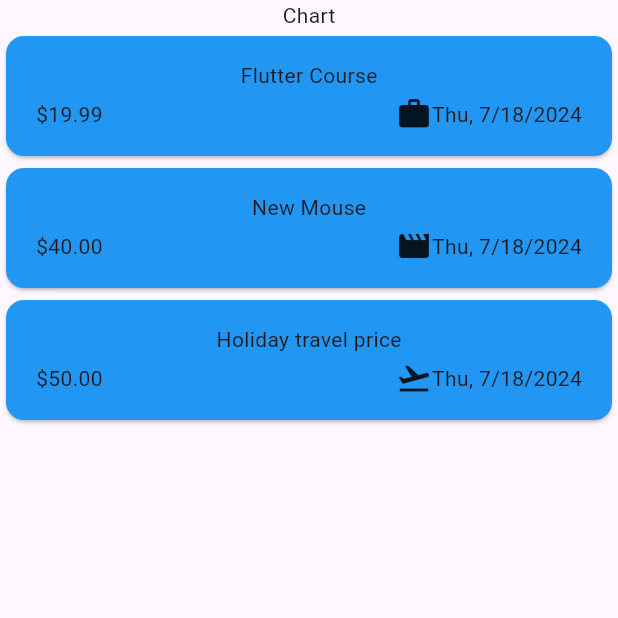
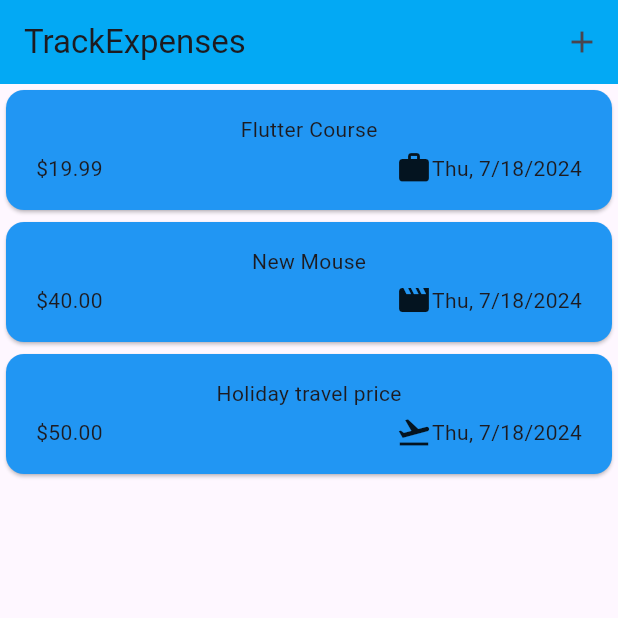
Before and after one commit to rebertiger/trackexpenses, a Flutter app: the screen it shows after launch, on a phone screen of 412 x 824 dp, the top half of it. Run offline on Flutter 3.47's test engine with Material 3 defaults, Android fonts, the light colour scheme and no system bars; our stand-ins replace toast.

Commit message:
Base functions are done now.
Add expenses, delete expenses, list expenses etc. done.  But theming left.

```diff
--- a/lib/widgets/expenses.dart
+++ b/lib/widgets/expenses.dart
@@ -1,7 +1,8 @@
 import 'package:flutter/material.dart';
-import 'package:flutter/widgets.dart';
+import 'package:toast/toast.dart';
 import 'package:trackexpenses/widgets/expenses_list/expenses_list.dart';
 import 'package:trackexpenses/models/expense.dart';
+import 'package:trackexpenses/widgets/new_expense.dart';
 
 class Expenses extends StatefulWidget {
   const Expenses({super.key});
@@ -12,7 +13,7 @@ class Expenses extends StatefulWidget {
 }
 
 class _ExpensesState extends State<Expenses> {
-  final List<Expense> _registeredExpenses = [
+  final List<Expense> registeredExpenses = [
     Expense(
         title: "Flutter Course",
         amount: 19.99,
@@ -30,13 +31,62 @@ class _ExpensesState extends State<Expenses> {
         category: Category.travel),
   ];
 
+  void _openAddExpenseOverlay() {
+    showModalBottomSheet(
+      isScrollControlled: true,
+      context: context,
+      builder: (ctx) => NewExpense(
+        onAddExpense: _addExpense,
+      ),
+    );
+  }
+
+  void _addExpense(Expense expense) {
+    setState(() {
+      registeredExpenses.add(expense);
+    });
+  }
+
+  void _removeExpense(Expense expense) {
+    setState(() {
+      registeredExpenses.remove(expense);
+      ToastContext().init(context);
+      Toast.show(
+        "Expense was successfully removed.",
+        duration: Toast.lengthShort,
+      );
+    });
+  }
+
   @override
   Widget build(BuildContext context) {
+    Widget mainContent = const Center(child: Text("No expenses found, start adding some!"),);
+    if (registeredExpenses.isNotEmpty){
+      mainContent = ExpensesList(
+            expenses: registeredExpenses,
+            onRemoveExpense: _removeExpense,
+          );
+    }
+
+
     return Scaffold(
+      appBar: AppBar(
+        backgroundColor: Colors.lightBlue,
+        title: const Text("TrackExpenses"),
+        actions: [
+          IconButton(
+            onPressed: _openAddExpenseOverlay,
+            icon: const Icon(
+              Icons.add,
+            ),
+          ),
+        ],
+      ),
       body: Column(
         children: [
-          const Text("Chart"),
-          Expanded(child: ExpensesList(expenses: _registeredExpenses)),
+
+          Expanded(
+              child: mainContent),
         ],
       ),
     );
--- a/lib/widgets/expenses_list/expenses_list.dart
+++ b/lib/widgets/expenses_list/expenses_list.dart
@@ -3,15 +3,19 @@ import 'package:trackexpenses/models/expense.dart';
 import 'package:trackexpenses/widgets/expenses_list/expense_item.dart';
 
 class ExpensesList extends StatelessWidget {
-  const ExpensesList({super.key, required this.expenses});
+  const ExpensesList({super.key, required this.expenses, required this.onRemoveExpense});
 
   final List<Expense> expenses;
+  final void Function(Expense expense)onRemoveExpense;
 
   @override
   Widget build(BuildContext context) {
     return ListView.builder(
-      itemCount: expenses.length,
-      itemBuilder: (ctx, index) => ExpenseItem(expense: expenses[index]),
-    );
+        itemCount: expenses.length,
+        itemBuilder: (ctx, index) => Dismissible(
+              key: ValueKey(expenses[index]),
+              onDismissed: (direction) => onRemoveExpense(expenses[index]),
+              child: ExpenseItem(expense: expenses[index]),
+            ));
   }
 }
--- a/pubspec.yaml
+++ b/pubspec.yaml
@@ -37,6 +37,7 @@ dependencies:
   cupertino_icons: ^1.0.6
   uuid: ^4.4.2
   intl: ^0.19.0
+  toast: ^0.3.0
 
 dev_dependencies:
   flutter_test:
```
Also changed, not shown: lib/widgets/new_expense.dart (added, +174 -0 lines), pubspec.lock.
